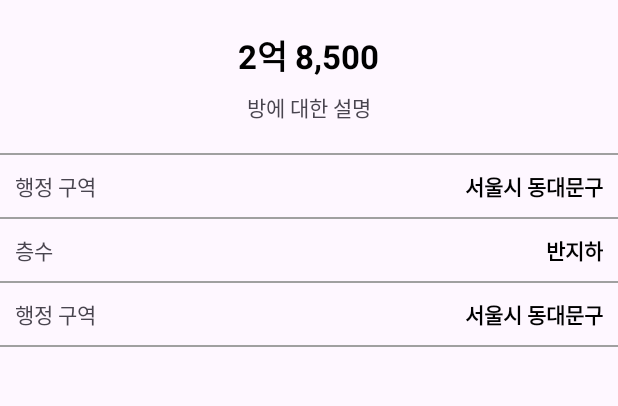
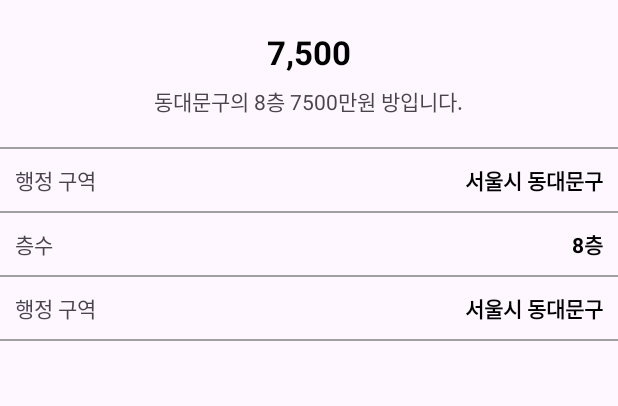
Before and after one commit to gravitybringsme/landapp, an Android app: the screen it shows after launch (ViewRoomDetailActivity), after a tap on an icon or button, on a phone screen of 412 x 824 dp, the part 375-781 px from its top. Run offline under Robolectric (Android 15) with nearby library versions, the phone set to English and light mode, and no system bars.

Commit message:
방 상세정보로 통째로 데이터를 넘겨서 반영

```diff
--- a/app/src/main/java/com/neppplus/landapp/MainActivity.kt
+++ b/app/src/main/java/com/neppplus/landapp/MainActivity.kt
@@ -47,7 +47,7 @@ class MainActivity : AppCompatActivity() {
             val clickedRoom = mRoomList[position]
             val myIntent = Intent(this, ViewRoomDetailActivity::class.java)
 
-            myIntent.putExtra("roomPrice", clickedRoom)
+            myIntent.putExtra("room", clickedRoom)
             startActivity(myIntent)
 
         }
--- a/app/src/main/java/com/neppplus/landapp/ViewRoomDetailActivity.kt
+++ b/app/src/main/java/com/neppplus/landapp/ViewRoomDetailActivity.kt
@@ -1,10 +1,14 @@
 package com.neppplus.landapp
 
 import android.os.Bundle
+import android.view.LayoutInflater
+import android.widget.EditText
+import android.widget.TextView
 import androidx.activity.enableEdgeToEdge
 import androidx.appcompat.app.AppCompatActivity
 import androidx.core.view.ViewCompat
 import androidx.core.view.WindowInsetsCompat
+import com.neppplus.landapp.datas.Room
 
 class ViewRoomDetailActivity : AppCompatActivity() {
     override fun onCreate(savedInstanceState: Bundle?) {
@@ -16,5 +20,23 @@ class ViewRoomDetailActivity : AppCompatActivity() {
             v.setPadding(systemBars.left, systemBars.top, systemBars.right, systemBars.bottom)
             insets
         }
+
+        val roomData = intent.getSerializableExtra("room") as Room
+
+//        val priceTxt = LayoutInflater.from(this).inflate(R.layout.activity_view_room_detail, null).findViewById<TextView>(R.id.priceTxt)
+//        val decriptionTxt = LayoutInflater.from(this).inflate(R.layout.activity_view_room_detail, null).findViewById<TextView>(R.id.descriptionTxt)
+//        val addressTxt = LayoutInflater.from(this).inflate(R.layout.activity_view_room_detail, null).findViewById<TextView>(R.id.addressTxt)
+//        val floorTxt = LayoutInflater.from(this).inflate(R.layout.activity_view_room_detail, null).findViewById<TextView>(R.id.floorTxt)
+
+        val priceTxt = findViewById<TextView>(R.id.priceTxt)
+        val decriptionTxt = findViewById<TextView>(R.id.descriptionTxt)
+        val addressTxt = findViewById<TextView>(R.id.addressTxt)
+        val floorTxt = findViewById<TextView>(R.id.floorTxt)
+
+
+        priceTxt.text = roomData.getFormattedPrice()
+        decriptionTxt.text = roomData.description
+        addressTxt.text = roomData.address
+        floorTxt.text = roomData.getFormattedFloor()
     }
 }
--- a/app/src/main/res/layout/activity_view_room_detail.xml
+++ b/app/src/main/res/layout/activity_view_room_detail.xml
@@ -22,6 +22,7 @@
         android:orientation="vertical">
 
         <TextView
+            android:id="@+id/priceTxt"
             android:layout_width="wrap_content"
             android:layout_height="wrap_content"
             android:textColor="#000000"
@@ -30,6 +31,7 @@
             android:text="2억 8,500"/>
 
         <TextView
+            android:id="@+id/descriptionTxt"
             android:layout_width="wrap_content"
             android:layout_height="wrap_content"
             android:layout_marginTop="7dp"
@@ -57,7 +59,9 @@
             android:layout_width="0dp"
             android:layout_height="wrap_content"
             android:layout_weight="1"/>
+
         <TextView
+            android:id="@+id/addressTxt"
             android:layout_width="wrap_content"
             android:layout_height="wrap_content"
             android:text="서울시 동대문구"
@@ -87,6 +91,7 @@
             android:layout_height="wrap_content"
             android:layout_weight="1"/>
         <TextView
+            android:id="@+id/floorTxt"
             android:layout_width="wrap_content"
             android:layout_height="wrap_content"
             android:text="반지하"
```
